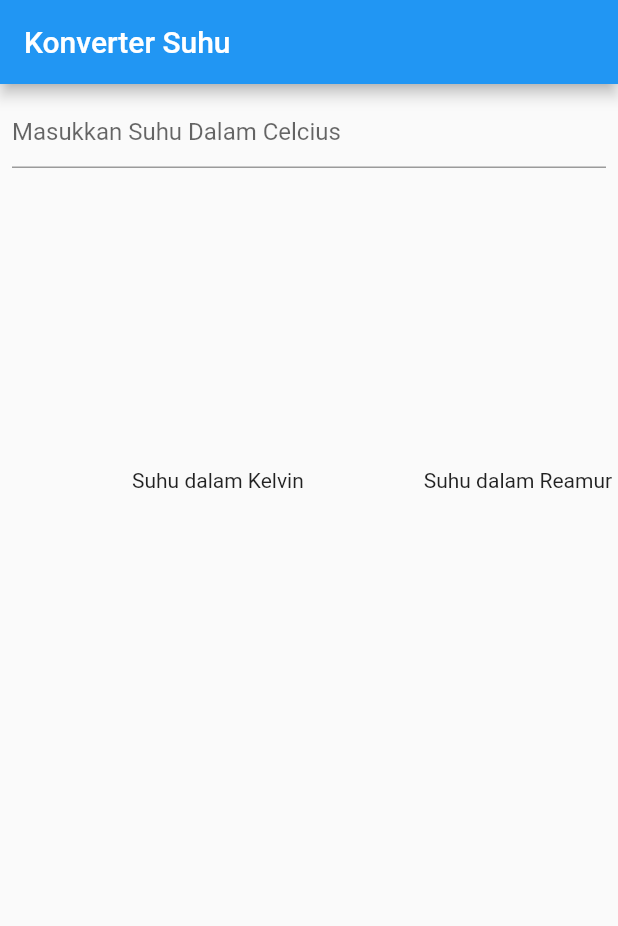
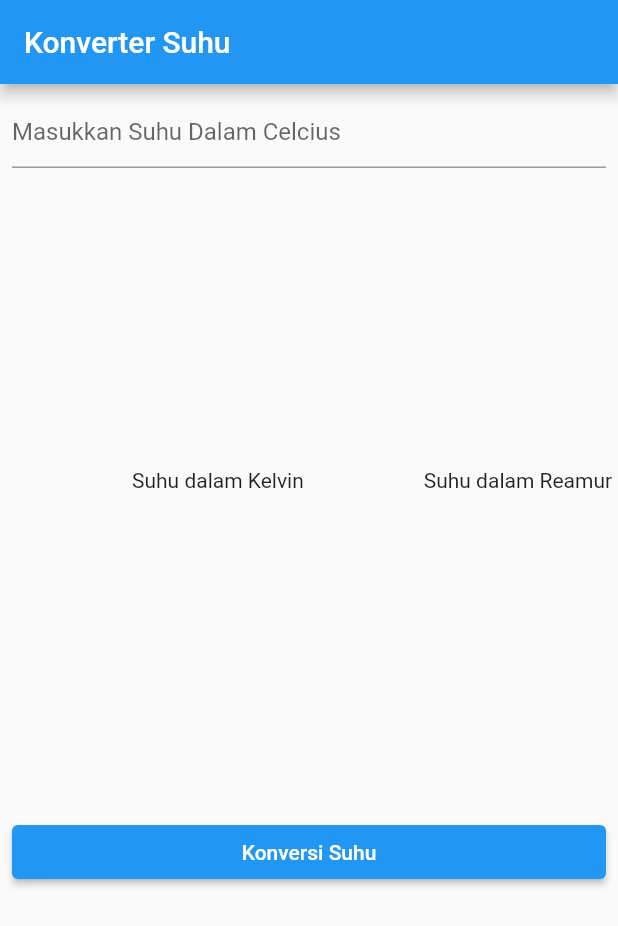
Before and after one commit to KevinBenaya/kevin_jobsheet3, a Flutter app: the screen it shows after launch, on a phone screen of 412 x 824 dp. Shown: the top 926 px of the screen. Run offline on Flutter 3.47's test engine with Material 2 defaults, Android fonts, the phone set to English and light mode, and no system bars.

Commit message:
kevin_jobsheet3

```diff
--- a/lib/main.dart
+++ b/lib/main.dart
@@ -32,7 +32,8 @@ class MyApp extends StatelessWidget {
                   FilteringTextInputFormatter.digitsOnly
                 ],
               ),
-              Row(
+              Container(
+                child: Row(
                   children: [
                     Padding(
                       padding:
@@ -44,6 +45,20 @@ class MyApp extends StatelessWidget {
                       child: Text('Suhu dalam Reamur'),
                     ),
                   ],
+                ),
+              ),
+              Container(
+                width: 500,
+                padding: EdgeInsets.only(top: 16),
+                child: ElevatedButton(
+                  onPressed: () {},
+                  child: Text(
+                    "Konversi Suhu",
+                    style: TextStyle(
+                      color: Colors.white,
+                    ),
+                  ),
+                ),
               ),
             ],
           ),
```
Lines whose indentation alone changed are shown as unchanged.
